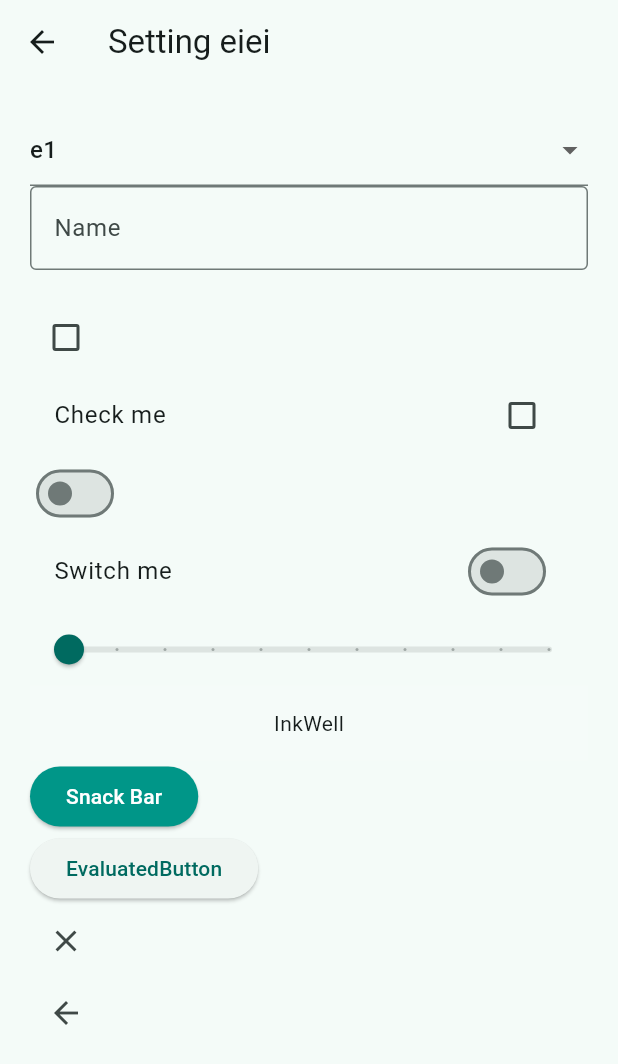
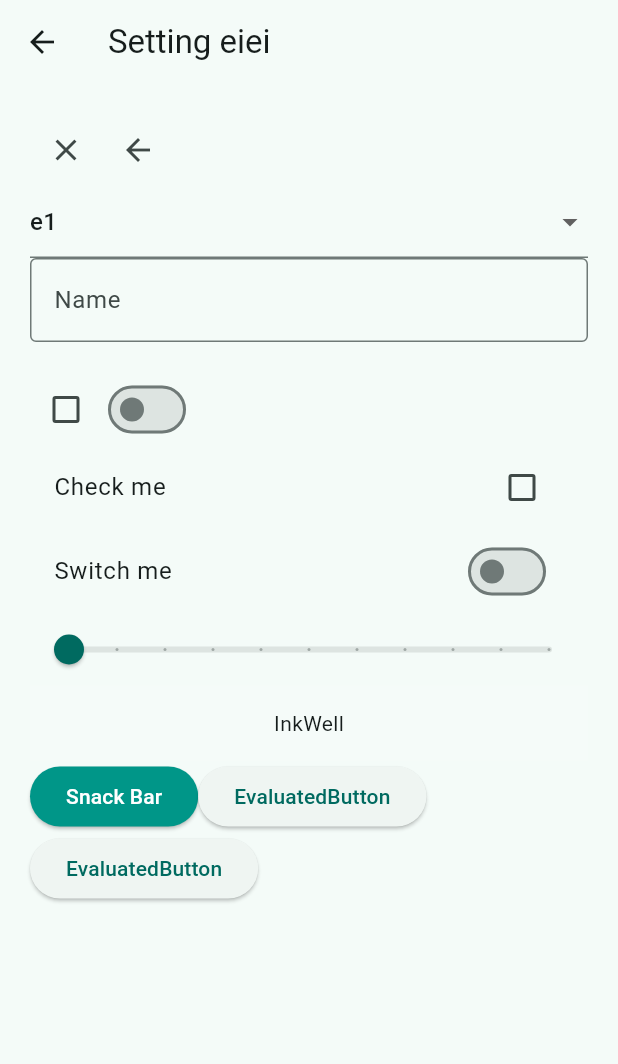
Before and after one commit to amphikapha/flutterdeng, a Flutter app: the SettingPage screen opened directly, on a phone screen of 412 x 824 dp. Shown: the top 1064 px of the screen. Run offline on Flutter 3.47's test engine with Material 3 defaults, Android fonts, the phone set to English and light mode, and no system bars.

Commit message:
format document

```diff
--- a/lib/views/pages/setting_page.dart
+++ b/lib/views/pages/setting_page.dart
@@ -34,33 +34,30 @@ class _SettingPageState extends State<SettingPage> {
           child: Column(
             crossAxisAlignment: CrossAxisAlignment.start,
             children: [
+              Row(children: [CloseButton(), BackButton()]),
               DropdownButtonFormField(
                 value: menuItem,
                 items: [
-              DropdownMenuItem(
-                value: 'e1',
-                child: Text('e1'),
+                  DropdownMenuItem(value: 'e1', child: Text('e1')),
+                  DropdownMenuItem(value: 'e2', child: Text('e2')),
+                  DropdownMenuItem(value: 'e3', child: Text('e3')),
+                ],
+                onChanged:
+                    (value) => setState(() {
+                      menuItem = value;
+                    }),
               ),
-              DropdownMenuItem(
-                value: 'e2',
-                child: Text('e2'),
-              ),
-              DropdownMenuItem(
-                value: 'e3',
-                child: Text('e3'),
-              ),
-            ], onChanged:(value) => setState(() {
-              menuItem = value;
-            })),
               TextField(
                 controller: nameController,
                 decoration: InputDecoration(
                   labelText: 'Name',
                   border: OutlineInputBorder(),
                 ),
-              onEditingComplete:() => setState(() {}),
+                onEditingComplete: () => setState(() {}),
               ),
               Text(nameController.text),
+              Row(
+                children: [
                   Checkbox(
                     tristate: true,
                     value: isChecked,
@@ -69,6 +66,15 @@ class _SettingPageState extends State<SettingPage> {
                         isChecked = value;
                       });
                     },
+                  ),
+                  Switch(
+                    value: isSwitched,
+                    onChanged:
+                        (value) => setState(() {
+                          isSwitched = value;
+                        }),
+                  ),
+                ],
               ),
               CheckboxListTile.adaptive(
                 tristate: true,
@@ -80,9 +86,6 @@ class _SettingPageState extends State<SettingPage> {
                   });
                 },
               ),
-            Switch(value: isSwitched, onChanged:(value) => setState(() {
-              isSwitched = value;
-            }),),
               SwitchListTile.adaptive(
                 title: const Text('Switch me'),
                 value: isSwitched,
@@ -96,12 +99,14 @@ class _SettingPageState extends State<SettingPage> {
                 max: 10.0,
                 divisions: 10,
                 value: sliderValue,
-              onChanged:(value) => setState(() {
+                onChanged:
+                    (value) => setState(() {
                       sliderValue = value;
-            }),),
+                    }),
+              ),
               InkWell(
                 splashColor: Colors.teal,
-              onTap:() {
+                onTap: () {
                   print('Image tapped from InkWell');
                 },
                 child: Container(
@@ -111,6 +116,8 @@ class _SettingPageState extends State<SettingPage> {
                   child: const Center(child: Text('InkWell')),
                 ),
               ),
+              Row(
+                children: [
                   ElevatedButton(
                     onPressed: () {
                       ScaffoldMessenger.of(context).showSnackBar(
@@ -139,9 +146,15 @@ class _SettingPageState extends State<SettingPage> {
                     },
                     child: const Text('EvaluatedButton'),
                   ),
-            CloseButton(),
-            BackButton()
-          ]
+                ],
+              ),
+              ElevatedButton(
+                onPressed: () {
+                  print('EvaluatedButton pressed');
+                },
+                child: const Text('EvaluatedButton'),
+              ),
+            ],
           ),
         ),
       ),
```
Lines whose indentation alone changed are shown as unchanged.
